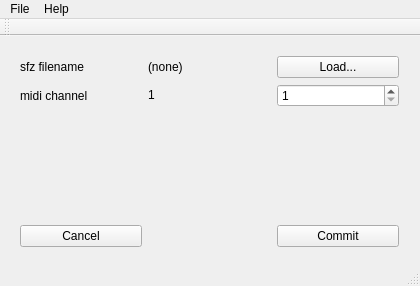
Before: the Qt Designer form liquidmainwindow.ui in be1/qliquidsfz, drawn with Qt 5.
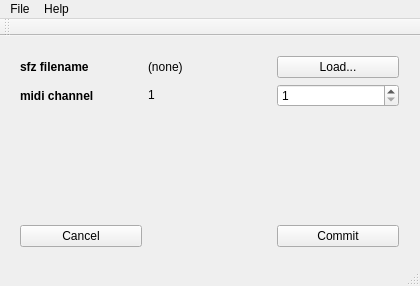
After: the same form once the commit is applied.

Commit message: boldify labels

```diff
--- a/liquidmainwindow.ui
+++ b/liquidmainwindow.ui
@@ -57,6 +57,12 @@
      </item>
      <item row="0" column="0">
       <widget class="QLabel" name="label_1">
+       <property name="font">
+        <font>
+         <weight>75</weight>
+         <bold>true</bold>
+        </font>
+       </property>
        <property name="text">
         <string>sfz filename</string>
        </property>
@@ -95,6 +101,12 @@
      </item>
      <item row="1" column="0">
       <widget class="QLabel" name="label_2">
+       <property name="font">
+        <font>
+         <weight>75</weight>
+         <bold>true</bold>
+        </font>
+       </property>
        <property name="text">
         <string>midi channel</string>
        </property>
```
